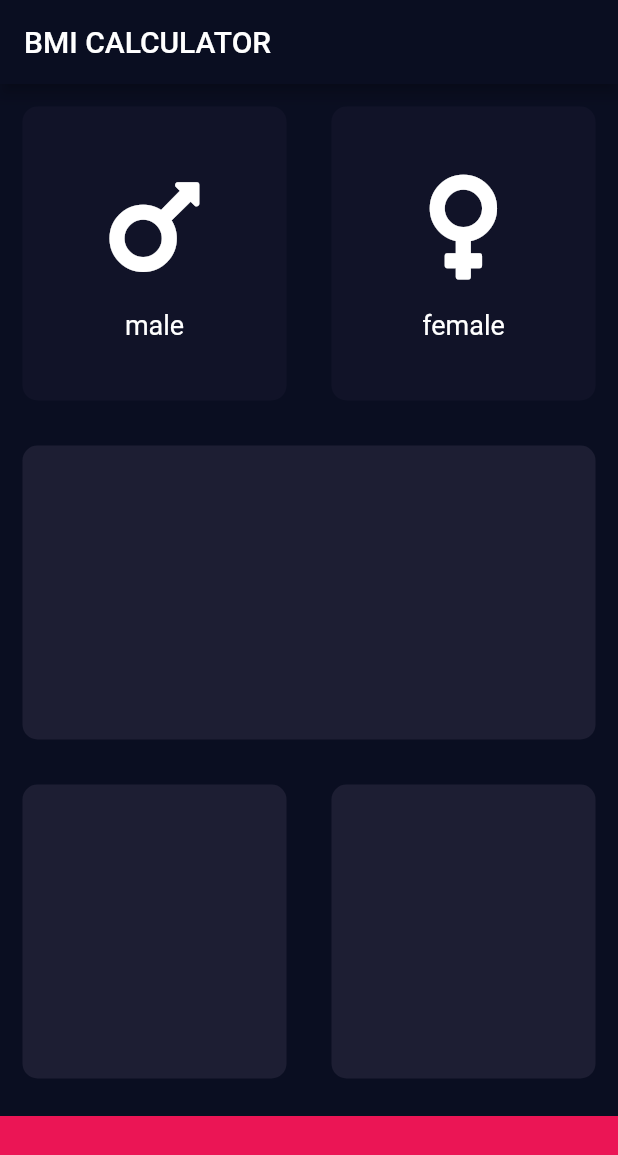
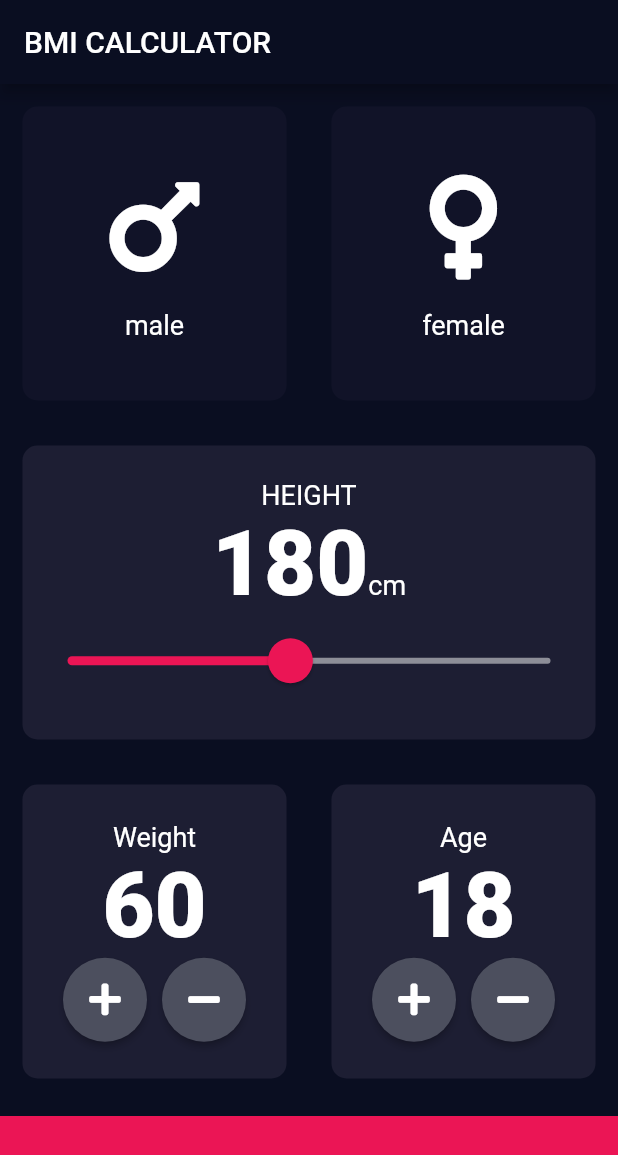
Before and after one commit to afdal-khan/NEW-BMI-Calculator, a Flutter app: the screen it shows after launch, on a phone screen of 412 x 824 dp. Shown: the top 1155 px of the screen. Run offline on Flutter 3.47's test engine with Material 2 defaults, Android fonts, the phone set to English and light mode, and no system bars; our stand-ins replace font_awesome_flutter.

Commit message:
finished the input page

```diff
--- a/lib/Reusable_Icon.dart
+++ b/lib/Reusable_Icon.dart
@@ -1,5 +1,5 @@
 import 'package:flutter/material.dart';
-
+import 'constants.dart';
 
 class ReusableIcon extends StatelessWidget {
 
@@ -18,7 +18,7 @@ class ReusableIcon extends StatelessWidget {
       ),
       SizedBox(height: 15.0),
       Text(gender,
-      style: TextStyle(fontSize: 18.0),)
+      style: labelStyle,)
     ],);
   }
 }
--- a/lib/Reusable_card.dart
+++ b/lib/Reusable_card.dart
@@ -3,15 +3,21 @@ import 'package:flutter/material.dart';
 class Reusablecard extends StatelessWidget {
  final Color color;
  final Widget cardIcon;
+ final Function detector;
 
-  Reusablecard({@required this.color,this.cardIcon});
+  Reusablecard({@required this.color,this.cardIcon,this.detector});
   @override
   Widget build(BuildContext context) {
-    return Container(
-       child: cardIcon,
-        margin: EdgeInsets.all(15.0),
-        decoration: BoxDecoration(color: color,
-        borderRadius: BorderRadius.circular(10.0)),
-      );
+    return GestureDetector(
+       onTap: detector,
+          child: Container(
+         child: cardIcon,
+          margin: EdgeInsets.all(15.0),
+          decoration: BoxDecoration(color: color,
+          borderRadius: BorderRadius.circular(10.0)),
+        ),
+    );
   }
+
+
 }
--- /dev/null
+++ b/lib/constants.dart
@@ -0,0 +1,9 @@
+import 'package:flutter/material.dart';
+
+
+const double bottomHeight = 80.0;
+const Color activeColor = Color(0xFF1D1E33);
+const Color bottomNavColor = Color(0xFFEB1555);
+const Color inactiveColor = Color(0xFF111328);
+const TextStyle labelStyle = TextStyle(fontSize: 18.0);
+const TextStyle numberSize = TextStyle(fontSize:60,fontWeight: FontWeight.w900);
--- a/lib/input.dart
+++ b/lib/input.dart
@@ -2,11 +2,9 @@ import 'package:flutter/material.dart';
 import 'package:font_awesome_flutter/font_awesome_flutter.dart';
 import 'Reusable_card.dart';
 import 'Reusable_Icon.dart';
+import 'constants.dart';
 
-const double bottomHeight = 80.0;
-const Color activeColor = Color(0xFF1D1E33);
-const Color bottomNavColor = Color(0xFFEB1555);
-const Color inactiveColor = Color(0xFF111328);
+
 class InputPage extends StatefulWidget {
   @override
   _InputPageState createState() => _InputPageState();
@@ -23,7 +21,9 @@ class _InputPageState extends State<InputPage> {
   Color femaleColor = inactiveColor;
 
   GenderType selectedGender;
-
+   int height = 180;
+   int weight = 60;
+   int age = 18;
   @override
   Widget build(BuildContext context) {
     return Scaffold(
@@ -34,31 +34,25 @@ class _InputPageState extends State<InputPage> {
         children: <Widget>[
           Expanded(child: Row(
             children: <Widget>[
-              Expanded(child: GestureDetector(
-                               onTap: () {
+              Expanded(child: new Reusablecard(
+                detector: (){
                   setState(() {
                    selectedGender = GenderType.male;
-
-
                   });
                 },
-                              child: new Reusablecard(color: selectedGender == GenderType.male ? activeColor : inactiveColor,
-                cardIcon: new ReusableIcon(icon: FontAwesomeIcons.mars, gender: "male",),),
-              ),),
+                color: selectedGender == GenderType.male ? activeColor : inactiveColor,
+                cardIcon: new ReusableIcon(icon: FontAwesomeIcons.mars, gender: "male",),),),
 
-         Expanded(child: GestureDetector(
-                    onTap: () {
-
+         Expanded(child: Reusablecard(
+           detector: (){
              setState(() {
               selectedGender = GenderType.female;
-
              });
            },
-                    child: Reusablecard(color: selectedGender == GenderType.female? activeColor : inactiveColor, cardIcon: ReusableIcon(
+           color: selectedGender == GenderType.female? activeColor : inactiveColor, cardIcon: ReusableIcon(
              icon: FontAwesomeIcons.venus,
              gender: "female",
-           ),),
-         ),),
+           ),),),
             ],
 
           ),
@@ -66,14 +60,112 @@ class _InputPageState extends State<InputPage> {
           Expanded(child: Row(
             children: <Widget>[
               Expanded(
-                child: Reusablecard(color: activeColor),
+                child: Reusablecard(color: activeColor,
+                cardIcon: Column(
+                  mainAxisAlignment: MainAxisAlignment.center,
+                  children: <Widget>[
+                    Text("HEIGHT",
+                    style: labelStyle,),
+                    Row(
+                      mainAxisAlignment: MainAxisAlignment.center,
+                      crossAxisAlignment: CrossAxisAlignment.baseline,
+                      textBaseline: TextBaseline.alphabetic,
+                      children: <Widget>[
+                      Text(height.toString(),
+                      style: numberSize,),
+                      Text('cm',
+                      style: labelStyle,),
+                    ],),
+                    SliderTheme(
+                          data: SliderTheme.of(context).copyWith(
+                        activeTrackColor: Color(0xFFEB1555),
+                        inactiveTrackColor: Color(0xFF8D8E98),
+                        thumbColor: Color(0xFFEB1555),
+                        thumbShape: RoundSliderThumbShape(enabledThumbRadius: 15.0),
+                        overlayShape: RoundSliderOverlayShape(overlayRadius: 30.0),
+                          ),
+                                          child: Slider(
+                        value: height.toDouble(),
+                        min: 120,
+                        max: 250,
+
+                        onChanged: (double newValue){
+                           setState(() {
+                            height = newValue.round();
+                           });
+                        },
+                      ),
+                    ),
+                  ],
+                ),),
               ),
             ],
           ),),
           Expanded(child: Row(
             children: <Widget>[
-              Expanded(child: Reusablecard(color: activeColor),),
-         Expanded(child: Reusablecard(color: activeColor),),
+              Expanded(child: Reusablecard(color: activeColor,
+               cardIcon: Column(
+                 mainAxisAlignment: MainAxisAlignment.center,
+                 children: <Widget>[
+                   Text("Weight",style: labelStyle,),
+                   Text(weight.toString(), style: numberSize),
+                   Row(
+                     mainAxisAlignment: MainAxisAlignment.center,
+                     children: <Widget>[
+                       Roundbutton(icon: FontAwesomeIcons.plus,
+                       onpress: (){
+                         setState(() {
+                           weight++;
+                         });
+                       },
+                       ),
+                       SizedBox(width: 10.0,),
+                       Roundbutton(icon: FontAwesomeIcons.minus,
+                       onpress: (){
+                         setState(() {
+                          weight--;
+                         });
+                       },
+                       ),
+                     ],
+                   ),
+
+
+
+                 ],
+               ),),),
+         Expanded(child: Reusablecard(color: activeColor,
+         cardIcon: Column(
+           mainAxisAlignment: MainAxisAlignment.center,
+           children: <Widget>[
+             Text("Age", style: labelStyle),
+             Text(age.toString(), style: numberSize,),
+             Row(
+               mainAxisAlignment: MainAxisAlignment.center,
+               children: <Widget>[
+                 Roundbutton(
+                   icon: FontAwesomeIcons.plus,
+                   onpress: (){
+                     setState(() {
+                      age ++;
+                     });
+                   },
+                 ),
+                 SizedBox(width: 10.0,),
+                 Roundbutton(
+                   icon: FontAwesomeIcons.minus,
+                   onpress: (){
+                     setState(() {
+                      age --;
+                     });
+                   },
+                 ),
+               ],
+             ),
+           ],
+         ),
+         ),
+         ),
             ],
           ),),
         Container(
@@ -87,3 +179,27 @@ class _InputPageState extends State<InputPage> {
     );
   }
 }
+
+
+
+class Roundbutton extends StatelessWidget {
+
+  final IconData icon;
+  final Function onpress;
+
+  Roundbutton({this.icon,this.onpress});
+
+  @override
+  Widget build(BuildContext context) {
+    return RawMaterialButton(
+      child: Icon(icon),
+      shape: CircleBorder(),
+      fillColor: Color(0xFF4C4F5E),
+      onPressed: onpress,
+      constraints: BoxConstraints.tightFor(
+  width: 56.0,
+  height: 56.0,
+),
+    );
+  }
+}
```
Lines whose indentation alone changed are shown as unchanged.
